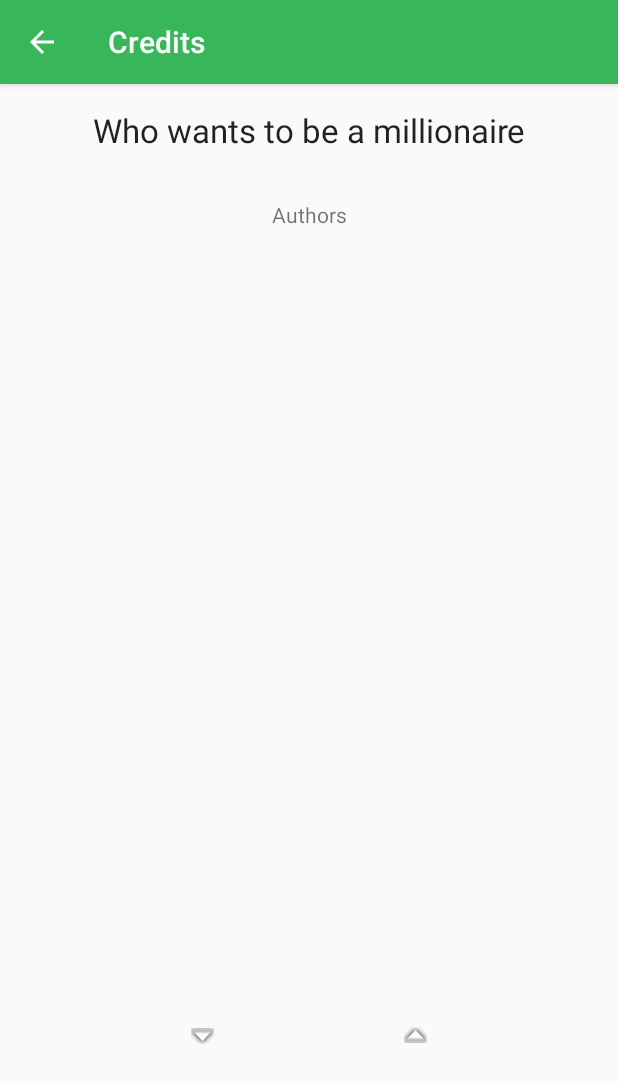
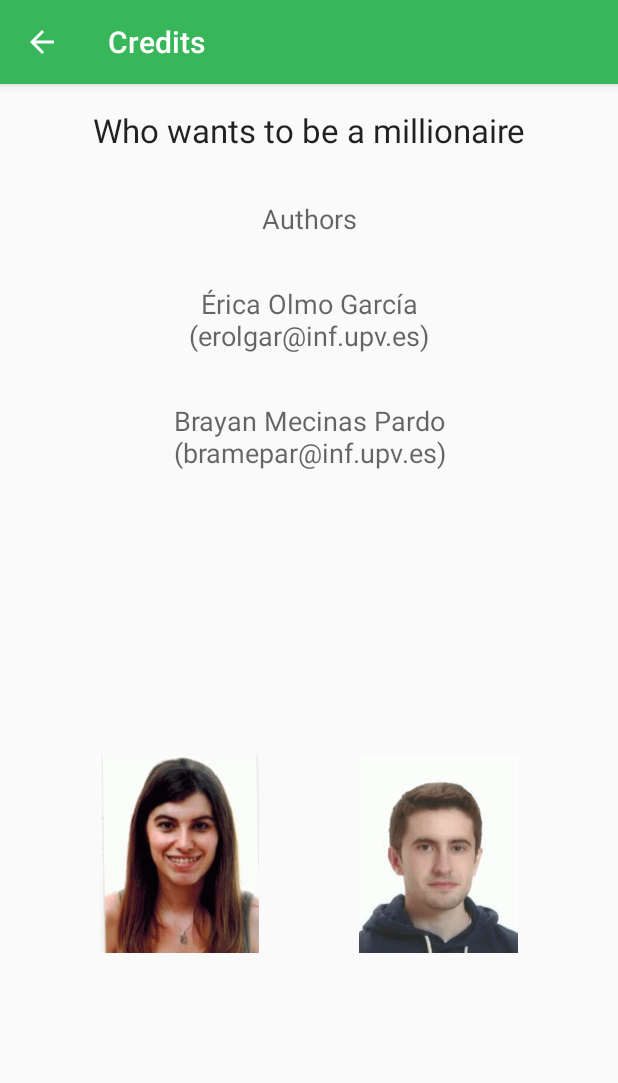
Before and after one commit to braxanmp/sdm_entrega, an Android app: the CreditsActivity screen opened directly, with no data from a screen before it, on a phone screen of 412 x 824 dp. Shown: the top 1083 px of the screen. Run offline under Robolectric (Android 15) with nearby library versions, the phone set to English and light mode, and no system bars.

Commit message:
Finalizando CreditsActivity  y centrados iconos correctamente

```diff
--- a/app/src/main/res/layout/activity_credits.xml
+++ b/app/src/main/res/layout/activity_credits.xml
@@ -27,9 +27,11 @@
         android:layout_marginStart="8dp"
         android:layout_marginTop="32dp"
         android:text="@string/credits_label_author"
+        android:textAppearance="@android:style/TextAppearance.Material.Medium"
         app:layout_constraintEnd_toEndOf="parent"
         app:layout_constraintStart_toStartOf="parent"
-        app:layout_constraintTop_toBottomOf="@+id/label_credits_tittle" />
+        app:layout_constraintTop_toBottomOf="@+id/label_credits_tittle"
+        tools:targetApi="lollipop" />
 
     <TextView
         android:id="@+id/label_credits_author1"
@@ -38,10 +40,13 @@
         android:layout_marginEnd="8dp"
         android:layout_marginStart="8dp"
         android:layout_marginTop="32dp"
-        tools:text="@string/credits_author_1"
+        android:text="@string/credits_author_1"
+        android:textAlignment="center"
+        android:textAppearance="@android:style/TextAppearance.Material.Medium"
         app:layout_constraintEnd_toEndOf="parent"
         app:layout_constraintStart_toStartOf="parent"
-        app:layout_constraintTop_toBottomOf="@+id/label_credits_authors" />
+        app:layout_constraintTop_toBottomOf="@+id/label_credits_authors"
+        tools:targetApi="lollipop" />
 
     <TextView
         android:id="@+id/label_credits_author2"
@@ -50,10 +55,13 @@
         android:layout_marginEnd="8dp"
         android:layout_marginStart="8dp"
         android:layout_marginTop="32dp"
-        tools:text="@string/credits_author_2"
+        android:text="@string/credits_author_2"
+        android:textAlignment="center"
+        android:textAppearance="@android:style/TextAppearance.Material.Medium"
         app:layout_constraintEnd_toEndOf="parent"
         app:layout_constraintStart_toStartOf="parent"
-        app:layout_constraintTop_toBottomOf="@+id/label_credits_author1" />
+        app:layout_constraintTop_toBottomOf="@+id/label_credits_author1"
+        tools:targetApi="lollipop" />
 
     <ImageView
         android:id="@+id/image_credits_author1"
@@ -64,16 +72,17 @@
         app:layout_constraintHorizontal_bias="0.5"
         app:layout_constraintStart_toStartOf="parent"
         app:layout_constraintTop_toTopOf="@+id/image_credits_author2"
-        app:srcCompat="@android:drawable/arrow_down_float" />
+        app:layout_constraintVertical_bias="1.0"
+        app:srcCompat="@drawable/author_erica" />
 
     <ImageView
         android:id="@+id/image_credits_author2"
         android:layout_width="wrap_content"
-        android:layout_height="wrap_content"
-        android:layout_marginBottom="128dp"
+        android:layout_height="132dp"
         app:layout_constraintBottom_toBottomOf="parent"
         app:layout_constraintEnd_toEndOf="parent"
         app:layout_constraintHorizontal_bias="0.5"
         app:layout_constraintStart_toEndOf="@+id/image_credits_author1"
-        app:srcCompat="@android:drawable/arrow_up_float" />
+        app:layout_constraintTop_toBottomOf="@+id/label_credits_author2"
+        app:srcCompat="@drawable/author_brayan" />
 </android.support.constraint.ConstraintLayout>
--- a/app/src/main/res/values/strings.xml
+++ b/app/src/main/res/values/strings.xml
@@ -10,6 +10,6 @@
     <string name="play_tittle">Play</string>
     <string name="menu_info">Information</string>
     <string name="credits_label_author">Authors</string>
-    <string name="credits_author_1">Érica Olmo García \n (erolgar@inf.upv.es)</string>
-    <string name="credits_author_2">Brayan Mecinas Pardo \n (bramepar@inf.upv.es)</string>
+    <string name="credits_author_1" translatable="false">Érica Olmo García\n(erolgar@inf.upv.es)</string>
+    <string name="credits_author_2" translatable="false">Brayan Mecinas Pardo\n(bramepar@inf.upv.es)</string>
 </resources>
```
Also changed, not shown: app/src/main/res/layout/activity_main.xml (+37 -15 lines), 1 other file.
